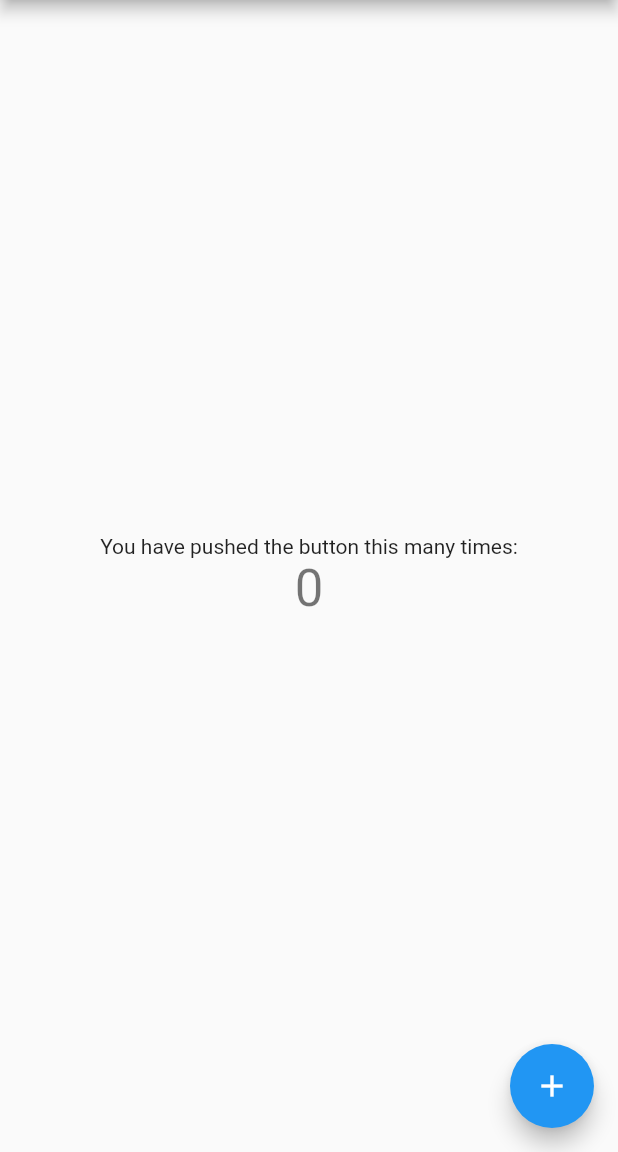
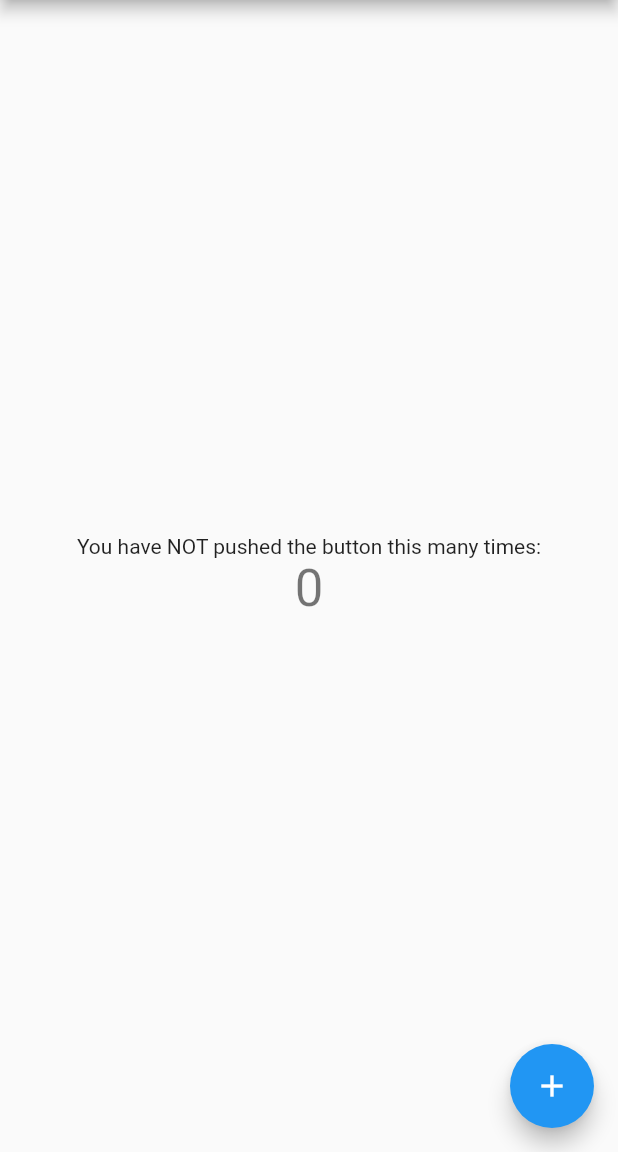
Before and after one commit to LoganAnde/map21-firstapp, a Flutter app: the screen it shows after launch, on a phone screen of 412 x 824 dp, the part 84-1236 px from its top. Run offline on Flutter 3.47's test engine with Material 2 defaults, Android fonts, the phone set to English and light mode, and no system bars.

```diff
--- a/lib/main.dart
+++ b/lib/main.dart
@@ -98,7 +98,7 @@ class _MyHomePageState extends State<MyHomePage> {
           mainAxisAlignment: MainAxisAlignment.center,
           children: <Widget>[
             Text(
-              'You have pushed the button this many times:',
+              'You have NOT pushed the button this many times:',
             ),
             Text(
               '$_counter',
```
